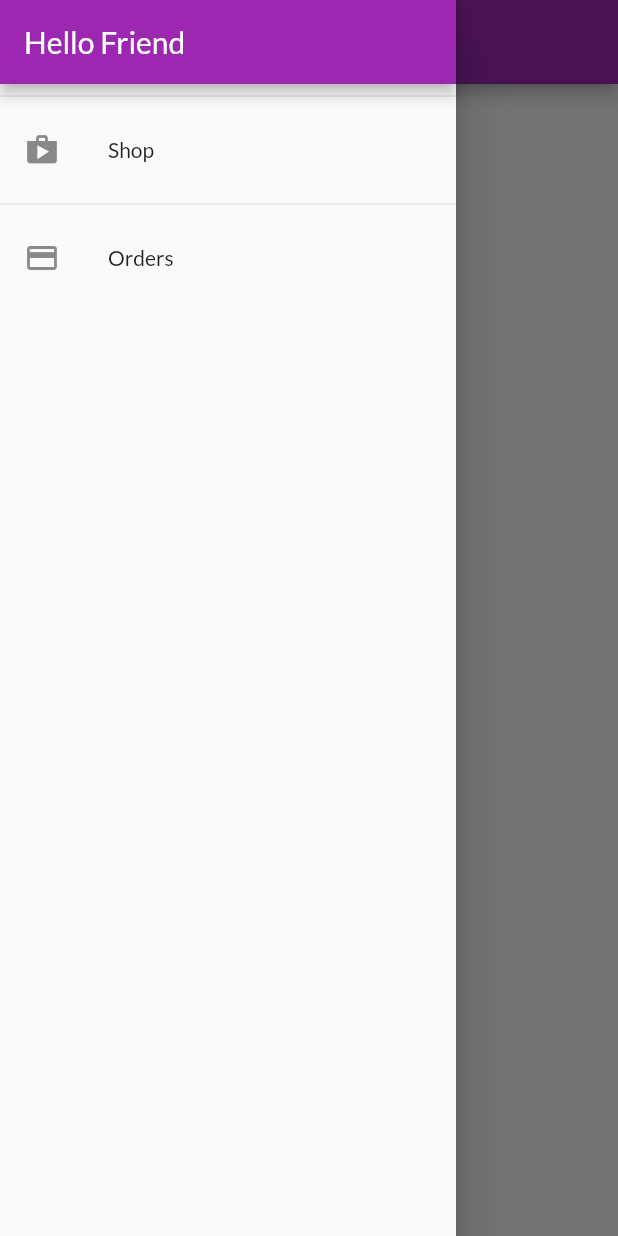
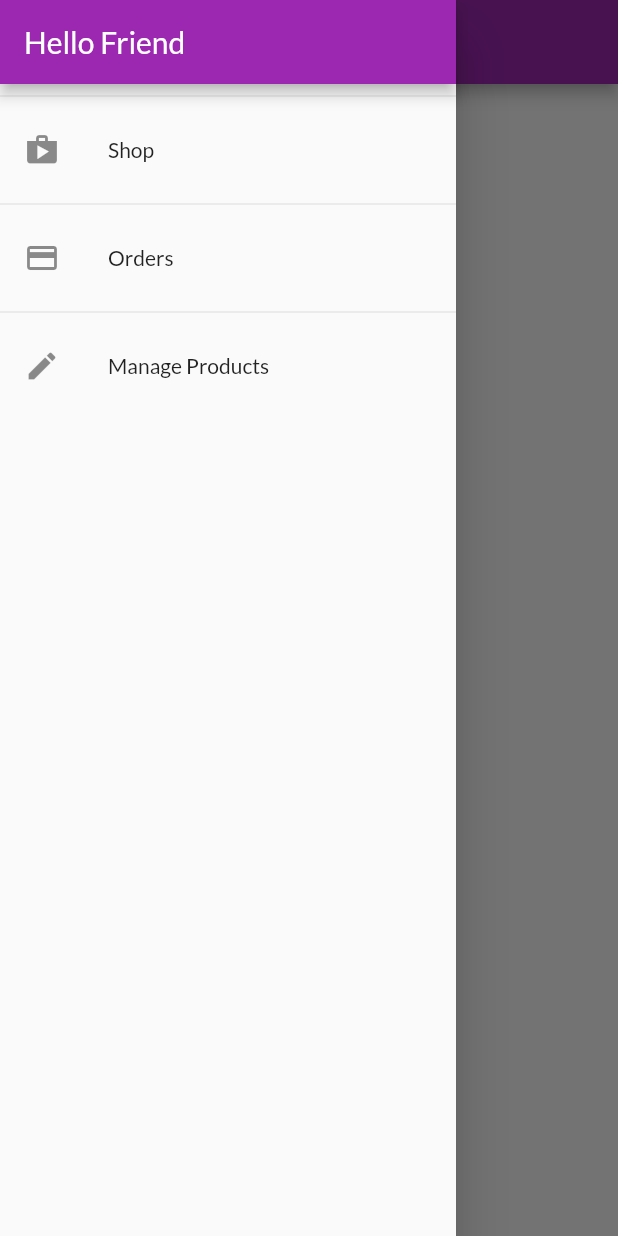
Before and after one commit to achaudhary591/SHOP_APP_FLUTTER, a Flutter app: the OrdersScreen screen opened by its route, with the side drawer open, on a phone screen of 412 x 824 dp. Run offline on Flutter 3.47's test engine with Material 2 defaults, Android fonts, the phone set to English and light mode, and no system bars; network calls fail.

Commit message:
done making screen for products editing

```diff
--- a/lib/main.dart
+++ b/lib/main.dart
@@ -42,6 +42,7 @@ class MyApp extends StatelessWidget {
           ProductDetailScreen.routeName: (ctx) => ProductDetailScreen(),
           CartScreen.routeName: (ctx) => CartScreen(),
           OrdersScreen.routeName: (ctx) => OrdersScreen(),
+          UsersProductsScreen.routeName: (ctx) => UsersProductsScreen(),
         },
       ),
     );
--- a/lib/providers/products_provider.dart
+++ b/lib/providers/products_provider.dart
@@ -2,7 +2,7 @@ import 'package:flutter/material.dart';
 import '../models/models.dart';
 
 class ProductsProvider with ChangeNotifier {
-  List<Product> _items = [
+  final List<Product> _items = [
     Product(
       id: 'p1',
       title: 'Red Shirt',
@@ -85,9 +85,91 @@ class ProductsProvider with ChangeNotifier {
       imageUrl:
           'https://upload.wikimedia.org/wikipedia/commons/8/8d/Dutch_Oven_-McClures_Magazine.jpg',
     ),
+    Product(
+      id: 'p11',
+      title: 'Toaster Oven',
+      description: 'Toast, bake, and broil with ease in a compact design.',
+      price: 59.99,
+      imageUrl:
+          'https://upload.wikimedia.org/wikipedia/commons/1/16/Toaster_oven.jpg',
+    ),
+    Product(
+      id: 'p12',
+      title: 'Air Fryer',
+      description: 'Fry foods with little to no oil for a healthier option.',
+      price: 79.99,
+      imageUrl:
+          'https://upload.wikimedia.org/wikipedia/commons/thumb/e/ef/Airfryer.jpg/220px-Airfryer.jpg',
+    ),
+    Product(
+      id: 'p13',
+      title: 'Slow Cooker',
+      description: 'Cook meals slowly and evenly for a delicious result.',
+      price: 69.99,
+      imageUrl:
+          'https://upload.wikimedia.org/wikipedia/commons/thumb/a/aa/Oval_Crock_Pot2.jpg/220px-Oval_Crock_Pot2.jpg',
+    ),
+    Product(
+      id: 'p14',
+      title: 'Electric Griddle',
+      description:
+          'Cook breakfast favorites like pancakes, eggs, and bacon with ease.',
+      price: 49.99,
+      imageUrl:
+          'https://upload.wikimedia.org/wikipedia/commons/thumb/a/a4/Electric_griddle.jpg/800px-Electric_griddle.jpg?20080217090908',
+    ),
+    Product(
+      id: 'p15',
+      title: 'Handheld Milk  Frother',
+      description: 'Create frothy milk for coffee, tea, and other beverages.',
+      price: 19.99,
+      imageUrl:
+      'https://upload.wikimedia.org/wikipedia/commons/thumb/5/57/Melkklopper.jpg/200px-Melkklopper.jpg',
+    ),
+    Product(
+      id: 'p16',
+      title: 'Waffle Maker',
+      description: 'Make crispy waffles with non-stick plates and adjustable settings.',
+      price: 39.99,
+      imageUrl:
+      'https://upload.wikimedia.org/wikipedia/commons/thumb/b/bd/Belgian_waffles_cooked_in_a_Krampouz_cast-iron_waffle_iron.JPG/250px-Belgian_waffles_cooked_in_a_Krampouz_cast-iron_waffle_iron.JPG',
+    ),
+    Product(
+      id: 'p17',
+      title: 'Citrus Juicer',
+      description: 'Extract juice from citrus fruits with minimal effort.',
+      price: 24.99,
+      imageUrl:
+      'https://upload.wikimedia.org/wikipedia/commons/thumb/f/f8/Depression_Glass_Juicer.jpg/230px-Depression_Glass_Juicer.jpg',
+    ),
+    Product(
+      id: 'p18',
+      title: 'Electric Grill',
+      description: 'Grill indoors with adjustable temperature and non-stick surface.',
+      price: 89.99,
+      imageUrl:
+      'https://upload.wikimedia.org/wikipedia/commons/thumb/4/4c/Carne_asada_chorizo.jpg/220px-Carne_asada_chorizo.jpg',
+    ),
+    Product(
+      id: 'p19',
+      title: 'Food Dehydrator',
+      description: 'Make homemade dried fruit, jerky, and more.',
+      price: 79.99,
+      imageUrl:
+      'https://upload.wikimedia.org/wikipedia/commons/thumb/c/c8/Food_dehydrator.jpg/220px-Food_dehydrator.jpg',
+    ),
+
+    Product(
+      id: 'p20',
+      title: 'Electric Can Opener',
+      description: 'Open cans with ease and precision.',
+      price: 19.99,
+      imageUrl:
+      'https://wiki.ece.cmu.edu/ddl/images/thumb/Team5AutoCanOpenerTop.JPG/300px-Team5AutoCanOpenerTop.JPG',
+    ),
   ];
 
-  var _showFavouritesOnly = false;
+  final _showFavouritesOnly = false;
 
   List<Product> get favouriteItems {
     return _items.where((prodItem) => prodItem.isFavorite).toList();
--- a/lib/screens/screens.dart
+++ b/lib/screens/screens.dart
@@ -2,3 +2,5 @@ export 'products_overview_screen.dart';
 export 'product_detail_screen.dart';
 export 'cart_screen.dart';
 export 'orders_screen.dart';
+export 'users_products_screen.dart';
+export 'edit_product_screen.dart';
--- a/lib/widgets/app_drawer.dart
+++ b/lib/widgets/app_drawer.dart
@@ -1,5 +1,6 @@
 import 'package:flutter/material.dart';
 import 'package:shop_app/screens/orders_screen.dart';
+import 'package:shop_app/screens/screens.dart';
 
 class AppDrawer extends StatelessWidget {
   const AppDrawer({Key? key}) : super(key: key);
@@ -29,6 +30,14 @@ class AppDrawer extends StatelessWidget {
               Navigator.of(context).pushReplacementNamed(OrdersScreen.routeName);
             },
           ),
+          Divider(),
+          ListTile(
+            leading: Icon(Icons.edit),
+            title: Text('Manage Products'),
+            onTap: () {
+              Navigator.of(context).pushReplacementNamed(UsersProductsScreen.routeName);
+            },
+          ),
         ],
       ),
     );
--- a/lib/widgets/widgets.dart
+++ b/lib/widgets/widgets.dart
@@ -4,3 +4,4 @@ export 'badge_icon.dart';
 export 'cart_items.dart';
 export 'order_items.dart';
 export 'app_drawer.dart';
+export 'user_product_item.dart';
```
Also changed, not shown: lib/screens/users_products_screen.dart (added, +41 -0 lines), lib/widgets/user_product_item.dart (added, +39 -0 lines), lib/screens/edit_product_screen.dart (added).
